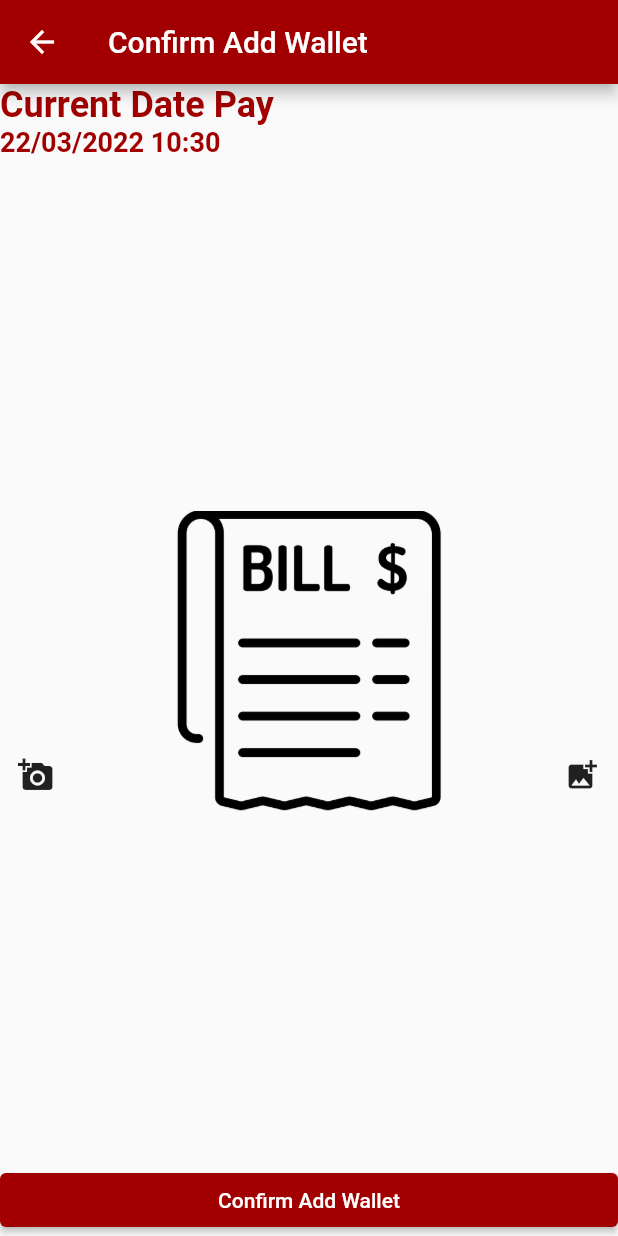
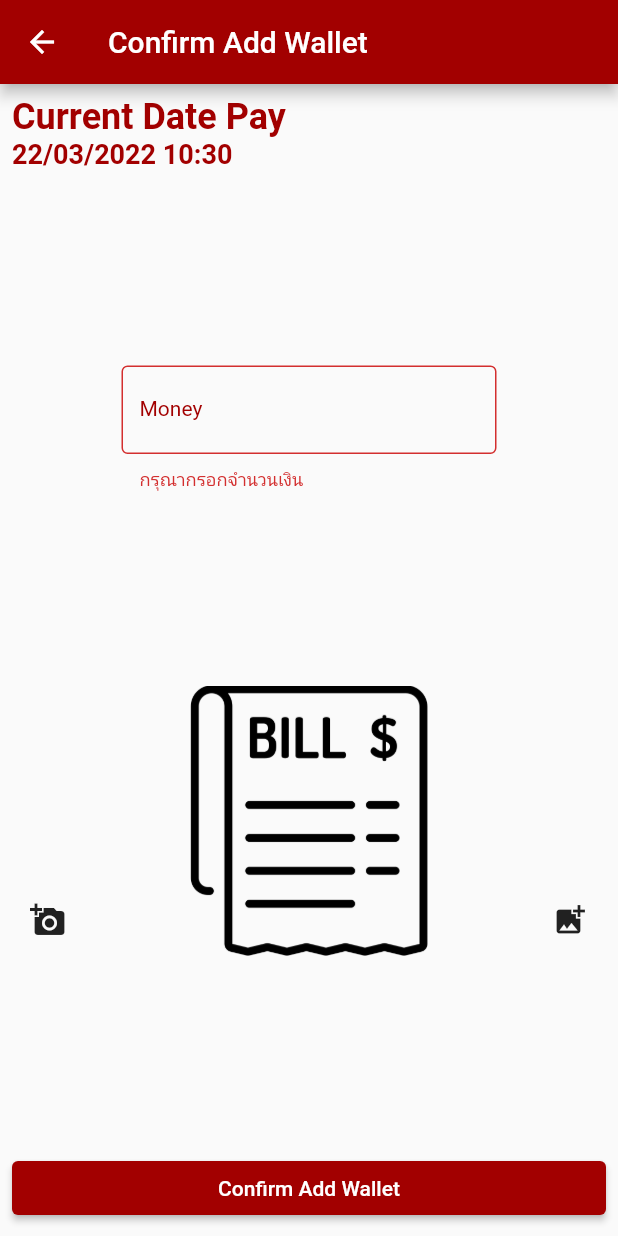
Before and after one commit to tanutsorn2522/shops1, a Flutter app: the ConfirmAddWallet screen opened by its route, after a tap on "Confirm Add Wallet", on a phone screen of 412 x 824 dp. Run offline on Flutter 3.47's test engine with Material 2 defaults, Android fonts, the phone set to English and light mode, and no system bars; our stand-ins replace cached_network_image, dio, flutter_svg, geolocator, google_maps_flutter, image_picker and 3 more; missing offline and left inert: file_utils, omise_flutter; accounts and stored records are empty.

Commit message:
Update Confirm

```diff
--- a/lib/states/confirm_add_wallet.dart
+++ b/lib/states/confirm_add_wallet.dart
@@ -1,9 +1,13 @@
 import 'dart:io';
+import 'dart:math';
 
+import 'package:dio/dio.dart';
 import 'package:flutter/material.dart';
 import 'package:image_picker/image_picker.dart';
 import 'package:intl/intl.dart';
+import 'package:shared_preferences/shared_preferences.dart';
 import 'package:shops/utility/my_constant.dart';
+import 'package:shops/utility/my_dialog.dart';
 import 'package:shops/widgets/show_image.dart';
 import 'package:shops/widgets/show_title.dart';
 
@@ -17,6 +21,9 @@ class ConfirmAddWallet extends StatefulWidget {
 class _ConfirmAddWalletState extends State<ConfirmAddWallet> {
   String? dateTimeStr;
   File? file;
+  var formKey = GlobalKey<FormState>();
+  String? idBuyer;
+  TextEditingController moneyController = TextEditingController();
 
   @override
   void initState() {
@@ -24,6 +31,12 @@ class _ConfirmAddWalletState extends State<ConfirmAddWallet> {
     super.initState();
 
     findCurrentTime();
+    findIdBuyer();
+  }
+
+  Future<void> findIdBuyer() async {
+    SharedPreferences preferences = await SharedPreferences.getInstance();
+    idBuyer = preferences.getString('id');
   }
 
   void findCurrentTime() {
@@ -48,17 +61,57 @@ class _ConfirmAddWalletState extends State<ConfirmAddWallet> {
               : Icon(Icons.arrow_back),
         ),
       ),
-      body: Column(
+      body: GestureDetector(
+        onTap: () => FocusScope.of(context).requestFocus(FocusNode()),
+        behavior: HitTestBehavior.opaque,
+        child: Form(
+          key: formKey,
+          child: Padding(
+            padding: const EdgeInsets.all(8.0),
+            child: Column(
               crossAxisAlignment: CrossAxisAlignment.start,
               children: [
                 newHeader(),
                 newDateTimePay(),
+                Spacer(),
+                newMoney(),
                 Spacer(),
                 newImage(),
                 Spacer(),
                 newButtonConfirm(),
               ],
             ),
+          ),
+        ),
+      ),
+    );
+  }
+
+  Row newMoney() {
+    return Row(
+      mainAxisAlignment: MainAxisAlignment.center,
+      children: [
+        Container(
+          width: 250,
+          child: TextFormField(
+            controller: moneyController,
+            keyboardType: TextInputType.number,
+            validator: (value) {
+              if (value!.isEmpty) {
+                return 'กรุณากรอกจำนวนเงิน';
+              } else {
+                return null;
+              }
+            },
+            decoration: InputDecoration(
+              label: ShowTitle(
+                title: 'Money',
+              ),
+              border: OutlineInputBorder(),
+            ),
+          ),
+        ),
+      ],
     );
   }
 
@@ -66,10 +119,49 @@ class _ConfirmAddWalletState extends State<ConfirmAddWallet> {
     return Container(
       width: double.infinity,
       child: ElevatedButton(
-        onPressed: () {},
+        onPressed: () {
+          if (formKey.currentState!.validate()) {
+            if (file == null) {
+              MyDialog().normalDialog(context, 'ยังไม่มีรูปภาพ',
+                  'กรุณา ถ่ายภาพ หรือ ใช้ภาพจากคลังภาพ');
+            } else {
+              processUploadAndInsertData();
+            }
+          }
+        },
         child: Text('Confirm Add Wallet'),
       ),
     );
+  }
+
+  Future<void> processUploadAndInsertData() async {
+    // upload Image to Server
+    String APIsaveSlip = '${MyConstant.domain}/shops/savebill.php';
+    String nameSlip = 'bill${Random().nextInt(1000000)}.jpg';
+
+    MyDialog().showProgressDialog(context);
+
+    try {
+      Map<String, dynamic> map = {};
+      map['file'] =
+          await MultipartFile.fromFile(file!.path, filename: nameSlip);
+      FormData data = FormData.fromMap(map);
+      await Dio().post(APIsaveSlip, data: data).then((value) async {
+        //print('value ==>> $value');
+        Navigator.pop(context);
+
+        // insert value to mySQL
+        var status = 'WaitOrder';
+        var urlAPIinsert =
+            '${MyConstant.domain}/shops/insertWallet.php?isAdd=true&idBuyer=$idBuyer&datePay=$dateTimeStr&money=${moneyController.text.trim()}&pathbill=$nameSlip&status=$status';
+        await Dio().get(urlAPIinsert).then(
+              (value) => MyDialog().actionDialog(
+                  context, 'ยืนยันสำเร็จ', 'ยืนยันการโอนเงินสำเร็จ', () {
+                Navigator.pop(context);
+              }),
+            );
+      });
+    } catch (e) {}
   }
 
   Future<void> ProcessTakePhoto(ImageSource source) async {
@@ -95,8 +187,8 @@ class _ConfirmAddWalletState extends State<ConfirmAddWallet> {
           icon: Icon(Icons.add_a_photo),
         ),
         Container(
-          width: 200,
-          height: 200,
+          width: 180,
+          height: 180,
           child: file == null
               ? ShowImage(path: 'images/bill.png')
               : Image.file(file!),
```
Also changed, not shown: lib/utility/my_dialog.dart (+22 -0 lines), 2 other files. Lines whose indentation alone changed are shown as unchanged.
